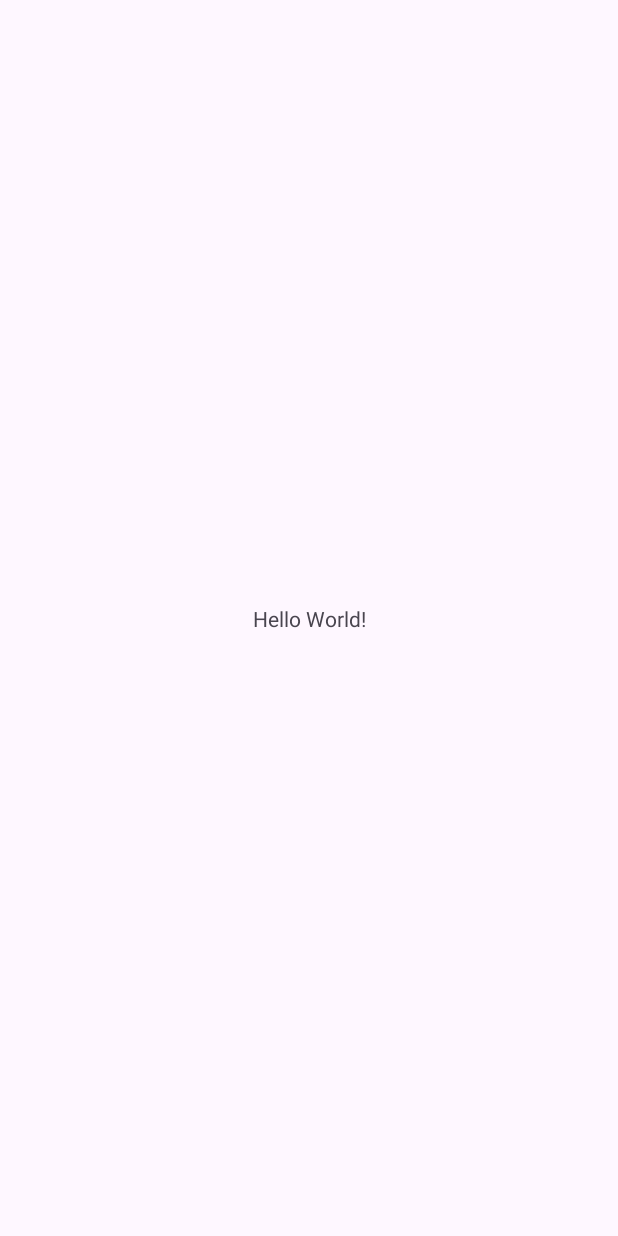
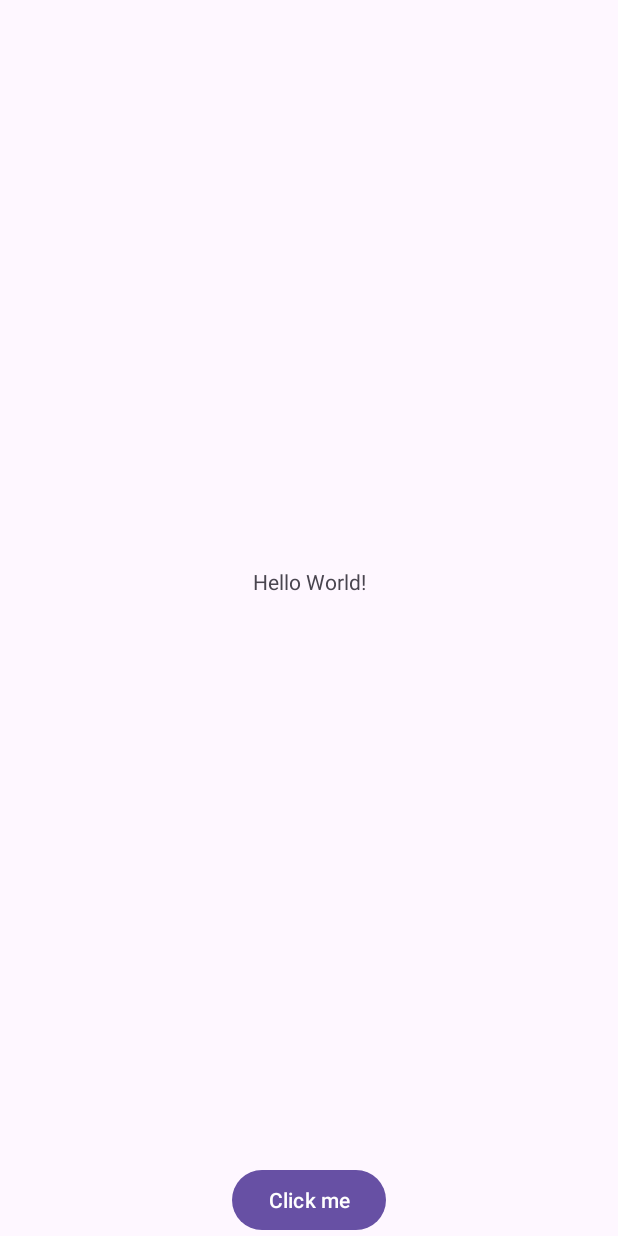
Before and after one commit to meugen/notifications, an Android app: the screen it shows after launch (MainActivity), on a phone screen of 412 x 824 dp. Before the commit the screen is almost empty. Run offline under Robolectric (Android 15) with nearby library versions, the phone set to English and light mode, and no system bars.

Commit message:
Implemented notifications for Android 13

```diff
--- a/app/build.gradle
+++ b/app/build.gradle
@@ -30,7 +30,7 @@ android {
 
 dependencies {
 
-    implementation 'androidx.appcompat:appcompat:1.6.1'
+    implementation 'androidx.appcompat:appcompat:1.4.2'
     implementation 'com.google.android.material:material:1.5.0'
     implementation 'androidx.constraintlayout:constraintlayout:2.1.4'
     testImplementation 'junit:junit:4.13.2'
--- a/app/src/main/AndroidManifest.xml
+++ b/app/src/main/AndroidManifest.xml
@@ -1,6 +1,8 @@
 <?xml version="1.0" encoding="utf-8"?>
 <manifest xmlns:android="http://schemas.android.com/apk/res/android"
     xmlns:tools="http://schemas.android.com/tools">
+
+    <uses-permission android:name="android.permission.POST_NOTIFICATIONS"/>
 
     <application
         android:allowBackup="true"
--- a/app/src/main/java/com/example/notifications/MainActivity.java
+++ b/app/src/main/java/com/example/notifications/MainActivity.java
@@ -1,14 +1,88 @@
 package com.example.notifications;
 
+import androidx.annotation.NonNull;
 import androidx.appcompat.app.AppCompatActivity;
+import androidx.core.app.ActivityCompat;
+import androidx.core.app.NotificationCompat;
+import androidx.core.app.NotificationManagerCompat;
+import androidx.core.content.ContextCompat;
 
+import android.Manifest;
+import android.app.Notification;
+import android.app.NotificationChannel;
+import android.app.NotificationManager;
+import android.content.Context;
+import android.content.pm.PackageManager;
+import android.os.Build;
 import android.os.Bundle;
 
+import java.util.Random;
+
 public class MainActivity extends AppCompatActivity {
+
+    private static final String CHANNEL_ID = "general-channel-id";
+    private static final int REQUEST_CODE = 100;
+
+    private final Random random = new Random();
 
     @Override
     protected void onCreate(Bundle savedInstanceState) {
         super.onCreate(savedInstanceState);
         setContentView(R.layout.activity_main);
+
+        findViewById(R.id.button).setOnClickListener(
+            v -> {
+                boolean result = requestNotificationsPermission();
+                if (result) showNotification();
+            }
+        );
+
+        if (Build.VERSION.SDK_INT >= Build.VERSION_CODES.O) {
+            NotificationChannel channel = new NotificationChannel(
+                CHANNEL_ID, "General", NotificationManager.IMPORTANCE_DEFAULT
+            );
+
+            NotificationManager manager = (NotificationManager) getSystemService(Context.NOTIFICATION_SERVICE);
+            manager.createNotificationChannel(channel);
+        }
+    }
+
+    @Override
+    public void onRequestPermissionsResult(int requestCode, @NonNull String[] permissions, @NonNull int[] grantResults) {
+        super.onRequestPermissionsResult(requestCode, permissions, grantResults);
+        if (requestCode != REQUEST_CODE) return;
+        boolean result = true;
+        for (int grantResult : grantResults) {
+            result = result && grantResult == PackageManager.PERMISSION_GRANTED;
+        }
+        if (result) showNotification();
+    }
+
+    private boolean requestNotificationsPermission() {
+        if (Build.VERSION.SDK_INT < Build.VERSION_CODES.TIRAMISU) {
+            return true;
+        }
+        boolean result = ContextCompat.checkSelfPermission(
+            this, Manifest.permission.POST_NOTIFICATIONS
+        ) == PackageManager.PERMISSION_GRANTED;
+        if (!result) {
+            ActivityCompat.requestPermissions(
+                this, new String[]{Manifest.permission.POST_NOTIFICATIONS}, REQUEST_CODE
+            );
+        }
+        return result;
+    }
+
+    private void showNotification() {
+
+        Notification notification = new NotificationCompat.Builder(this, CHANNEL_ID)
+            .setSmallIcon(R.mipmap.ic_launcher_round)
+            .setAutoCancel(true)
+            .setContentText("This is a message")
+            .setContentTitle("Title")
+            .build();
+
+        NotificationManagerCompat manager = NotificationManagerCompat.from(this);
+        manager.notify(random.nextInt(), notification);
     }
 }
--- a/app/src/main/res/layout/activity_main.xml
+++ b/app/src/main/res/layout/activity_main.xml
@@ -1,18 +1,28 @@
 <?xml version="1.0" encoding="utf-8"?>
-<androidx.constraintlayout.widget.ConstraintLayout xmlns:android="http://schemas.android.com/apk/res/android"
+<LinearLayout xmlns:android="http://schemas.android.com/apk/res/android"
     xmlns:app="http://schemas.android.com/apk/res-auto"
     xmlns:tools="http://schemas.android.com/tools"
     android:layout_width="match_parent"
     android:layout_height="match_parent"
-    tools:context=".MainActivity">
+    tools:context=".MainActivity"
+    android:orientation="vertical">
 
     <TextView
-        android:layout_width="wrap_content"
-        android:layout_height="wrap_content"
+        android:layout_width="match_parent"
+        android:layout_height="0dp"
+        android:layout_weight="1"
+        android:gravity="center"
         android:text="Hello World!"
         app:layout_constraintBottom_toBottomOf="parent"
         app:layout_constraintEnd_toEndOf="parent"
         app:layout_constraintStart_toStartOf="parent"
         app:layout_constraintTop_toTopOf="parent" />
 
-</androidx.constraintlayout.widget.ConstraintLayout>
+    <Button
+        android:id="@+id/button"
+        android:layout_width="wrap_content"
+        android:layout_height="wrap_content"
+        android:text="Click me"
+        android:layout_gravity="center_horizontal"/>
+
+</LinearLayout>
```
